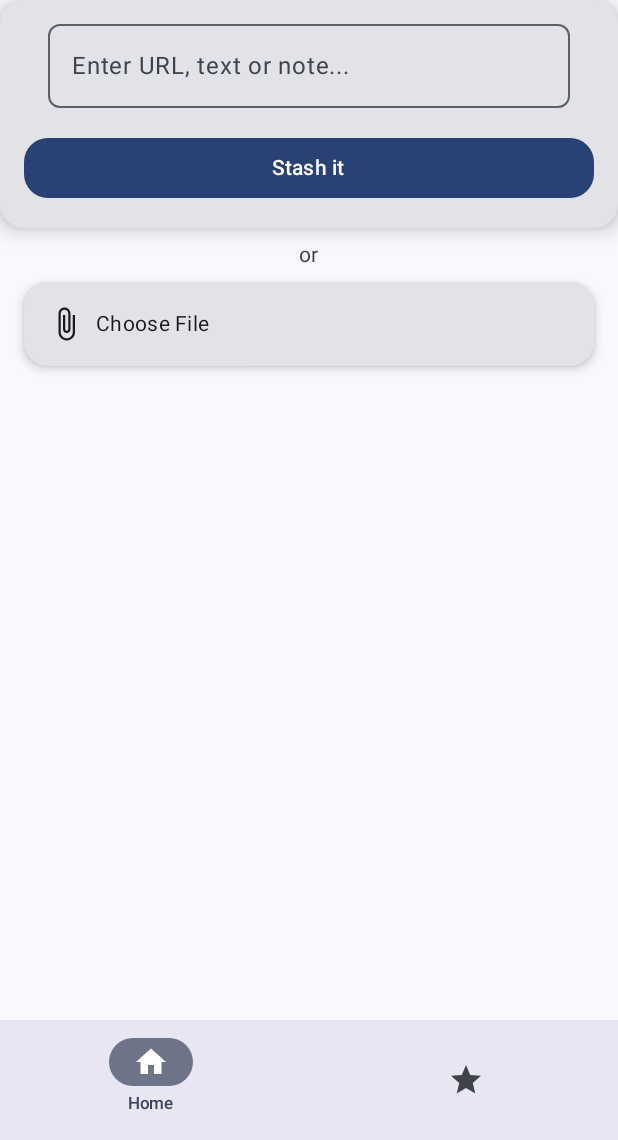
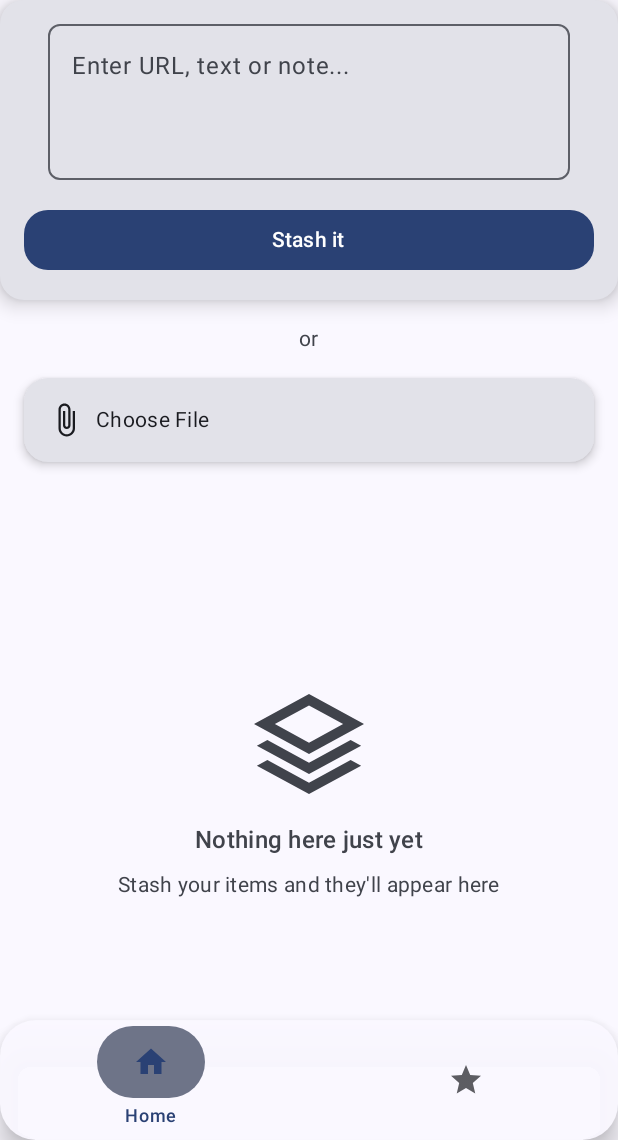
Before and after one commit to Dev-Aditya-More/Stashly, an Android app built with Jetpack Compose: the screen it shows after launch (MainActivity), on a phone screen of 412 x 824 dp, the part 96-1236 px from its top. Run offline under Robolectric (Android 15) with nearby library versions, the phone set to English and light mode, and no system bars; our stand-ins replace Room's generated code.

Commit message:
commit polisheed ui

```diff
--- a/app/build.gradle.kts
+++ b/app/build.gradle.kts
@@ -18,8 +18,8 @@ android {
         applicationId = "com.example.stashly"
         minSdk = 25
         targetSdk = 36
-        versionCode = 2
-        versionName = "1.0.1"
+        versionCode = 3
+        versionName = "1.0.2"
 
         testInstrumentationRunner = "androidx.test.runner.AndroidJUnitRunner"
 
--- a/app/src/main/java/com/example/anchor/MainActivity.kt
+++ b/app/src/main/java/com/example/anchor/MainActivity.kt
@@ -35,6 +35,9 @@ import androidx.compose.ui.text.font.FontWeight
 import androidx.compose.ui.tooling.preview.Preview
 import androidx.compose.ui.unit.dp
 import androidx.compose.ui.unit.sp
+import androidx.core.view.WindowCompat
+import androidx.core.view.WindowInsetsCompat
+import androidx.core.view.WindowInsetsControllerCompat
 import androidx.navigation.compose.rememberNavController
 import com.example.anchor.ui.components.TypingText
 import com.example.anchor.ui.theme.AnchorTheme
@@ -45,6 +48,17 @@ class MainActivity : ComponentActivity() {
     override fun onCreate(savedInstanceState: Bundle?) {
         super.onCreate(savedInstanceState)
         enableEdgeToEdge()
+        WindowCompat.setDecorFitsSystemWindows(window, false)
+        WindowInsetsControllerCompat(window, window.decorView).apply {
+            isAppearanceLightStatusBars = false
+            isAppearanceLightNavigationBars = false
+        }
+
+        val controller = WindowCompat.getInsetsController(window, window.decorView)
+        controller.hide(WindowInsetsCompat.Type.navigationBars())
+        controller.systemBarsBehavior =
+            WindowInsetsControllerCompat.BEHAVIOR_SHOW_TRANSIENT_BARS_BY_SWIPE
+
         setContent {
             AnchorTheme {
 
--- a/app/src/main/java/com/example/anchor/ui/components/BottomBar.kt
+++ b/app/src/main/java/com/example/anchor/ui/components/BottomBar.kt
@@ -1,8 +1,8 @@
 package com.example.anchor.ui.components
 
-import androidx.compose.material.icons.Icons
-import androidx.compose.material.icons.filled.Home
-import androidx.compose.material.icons.filled.Star
+import androidx.compose.foundation.layout.Box
+import androidx.compose.foundation.layout.size
+import androidx.compose.foundation.shape.RoundedCornerShape
 import androidx.compose.material3.Icon
 import androidx.compose.material3.MaterialTheme
 import androidx.compose.material3.NavigationBar
@@ -10,7 +10,9 @@ import androidx.compose.material3.NavigationBarItem
 import androidx.compose.material3.Text
 import androidx.compose.runtime.Composable
 import androidx.compose.runtime.getValue
-import androidx.compose.ui.graphics.vector.ImageVector
+import androidx.compose.ui.Alignment
+import androidx.compose.ui.Modifier
+import androidx.compose.ui.draw.shadow
 import androidx.compose.ui.unit.dp
 import androidx.navigation.NavHostController
 import androidx.navigation.compose.currentBackStackEntryAsState
@@ -25,16 +27,22 @@ fun StashlyBottomBar(
     val navBackStackEntry by navController.currentBackStackEntryAsState()
     val currentDestination = navBackStackEntry?.destination?.route
 
+    // Floating effect container
+    Box(
+        modifier = Modifier
+            .shadow(10.dp, RoundedCornerShape(24.dp))
+    ) {
         NavigationBar(
-        tonalElevation = 4.dp,
-        containerColor = MaterialTheme.colorScheme.surface
+            tonalElevation = 0.dp,
+            containerColor = MaterialTheme.colorScheme.surface.copy(alpha = 0.95f)
         ) {
             bottomBarScreens.forEach { screen ->
+                val selected = currentDestination == screen.route
+
                 NavigationBarItem(
-                selected = currentDestination == screen.route,
+                    selected = selected,
                     onClick = {
                         navController.navigate(screen.route) {
-                        // Avoid multiple copies of the same destination
                             launchSingleTop = true
                             restoreState = true
                             popUpTo(navController.graph.startDestinationId) {
@@ -43,11 +51,32 @@ fun StashlyBottomBar(
                         }
                     },
                     icon = {
-                    Icon(imageVector = screen.icon, contentDescription = screen.label)
+                        Box(
+                            modifier = Modifier
+                                .size(40.dp)
+                            ,
+                            contentAlignment = Alignment.Center
+                        ) {
+                            Icon(
+                                imageVector = screen.icon,
+                                contentDescription = screen.label,
+                                tint = if (selected) MaterialTheme.colorScheme.primary
+                                else MaterialTheme.colorScheme.onSurface.copy(alpha = 0.7f)
+                            )
+                        }
                     },
-                label = { Text(screen.label, style = MaterialTheme.typography.labelSmall) },
+                    label = {
+                        if (selected) {
+                            Text(
+                                screen.label,
+                                style = MaterialTheme.typography.labelMedium,
+                                color = MaterialTheme.colorScheme.primary
+                            )
+                        }
+                    },
                     alwaysShowLabel = false
                 )
             }
         }
     }
+}
--- a/app/src/main/java/com/example/anchor/ui/components/InputField.kt
+++ b/app/src/main/java/com/example/anchor/ui/components/InputField.kt
@@ -51,7 +51,7 @@ fun InputField(
             OutlinedTextField(
                 value = value,
                 onValueChange = onValueChange,
-                placeholder = { Text("Enter URL, text or note...") },
+                placeholder = { Text("Enter URL, text or note...\n" + "\n") },
                 modifier = Modifier
                     .fillMaxWidth()
                     .padding(horizontal = 16.dp),
--- a/app/src/main/java/com/example/anchor/ui/screens/MainScreen.kt
+++ b/app/src/main/java/com/example/anchor/ui/screens/MainScreen.kt
@@ -4,13 +4,19 @@ import android.webkit.URLUtil.isValidUrl
 import androidx.compose.animation.ExperimentalSharedTransitionApi
 import androidx.compose.animation.SharedTransitionScope
 import androidx.compose.foundation.background
+import com.example.stashly.R
 import androidx.compose.foundation.layout.*
+import androidx.compose.foundation.rememberScrollState
+import androidx.compose.foundation.verticalScroll
+import androidx.compose.material.icons.Icons
+import androidx.compose.material.icons.filled.Star
 import androidx.compose.material3.*
 import androidx.compose.runtime.*
 import androidx.compose.ui.Alignment
 import androidx.compose.ui.Modifier
 import androidx.compose.ui.graphics.Color
 import androidx.compose.ui.platform.LocalContext
+import androidx.compose.ui.res.painterResource
 import androidx.compose.ui.text.style.TextAlign
 import androidx.compose.ui.unit.dp
 import androidx.core.net.toUri
@@ -55,8 +61,10 @@ fun MainScreen(navController: NavHostController, viewModel: MainViewModel = koin
         Column(
             modifier = Modifier
                 .fillMaxSize()
-                .padding(paddingValues),
-            horizontalAlignment = Alignment.CenterHorizontally
+                .padding(paddingValues)
+            ,
+            horizontalAlignment = Alignment.CenterHorizontally,
+            verticalArrangement = Arrangement.Top
         ) {
             InputField(
                 value = text,
@@ -111,9 +119,9 @@ fun MainScreen(navController: NavHostController, viewModel: MainViewModel = koin
                 )
             }
 
-            Spacer(Modifier.height(8.dp))
+            Spacer(Modifier.height(16.dp))
             Text("or", style = MaterialTheme.typography.bodyMedium, color = MaterialTheme.colorScheme.onSurfaceVariant)
-            Spacer(Modifier.height(8.dp))
+            Spacer(Modifier.height(16.dp))
 
             UploadFileField(
                 modifier = Modifier.fillMaxWidth(),
@@ -123,12 +131,36 @@ fun MainScreen(navController: NavHostController, viewModel: MainViewModel = koin
                 }
             )
 
-            Spacer(Modifier.height(16.dp))
+            Spacer(Modifier.height(36.dp))
 
             if (items.isEmpty()) {
-                LottieAnimationExample(
-                    modifier = Modifier.size(300.dp).padding(top = 50.dp),
-                )
+                Column(
+                    modifier = Modifier
+                        .fillMaxSize()
+                        .padding(paddingValues)
+                        .verticalScroll(rememberScrollState()),
+                    verticalArrangement = Arrangement.Bottom,
+                    horizontalAlignment = Alignment.CenterHorizontally
+                ) {
+                    Icon(
+                        painterResource(R.drawable.stacks),
+                        contentDescription = null,
+                        modifier = Modifier.size(80.dp),
+                        tint = MaterialTheme.colorScheme.onSurfaceVariant
+                    )
+                    Spacer(Modifier.height(12.dp))
+                    Text(
+                        text = "Nothing here just yet",
+                        style = MaterialTheme.typography.titleMedium,
+                        color = MaterialTheme.colorScheme.onSurfaceVariant
+                    )
+                    Spacer(Modifier.height(8.dp))
+                    Text(
+                        text = "Stash your items and they'll appear here",
+                        style = MaterialTheme.typography.bodyMedium,
+                        color = MaterialTheme.colorScheme.onSurfaceVariant
+                    )
+                }
             } else {
                 SavedContentScreen(
                     savedItems = items,
--- /dev/null
+++ b/app/src/main/res/drawable/stacks.xml
@@ -0,0 +1,9 @@
+<vector xmlns:android="http://schemas.android.com/apk/res/android"
+    android:width="24dp"
+    android:height="24dp"
+    android:viewportWidth="960"
+    android:viewportHeight="960">
+  <path
+      android:pathData="M480,560 L40,320l440,-240 440,240 -440,240ZM480,720L63,493l84,-46 333,182 333,-182 84,46 -417,227ZM480,880L63,653l84,-46 333,182 333,-182 84,46L480,880ZM480,469 L753,320 480,171 207,320 480,469ZM480,320Z"
+      android:fillColor="#e3e3e3"/>
+</vector>
```
Also changed, not shown: app/src/main/java/com/example/anchor/ui/components/ExpandableText.kt (added, +71 -0 lines), app/src/main/java/com/example/anchor/ui/components/SavedContent.kt (+13 -20 lines), app/src/main/java/com/example/anchor/ui/screens/DetailScreen.kt (+2 -12 lines). Lines whose indentation alone changed are shown as unchanged.
